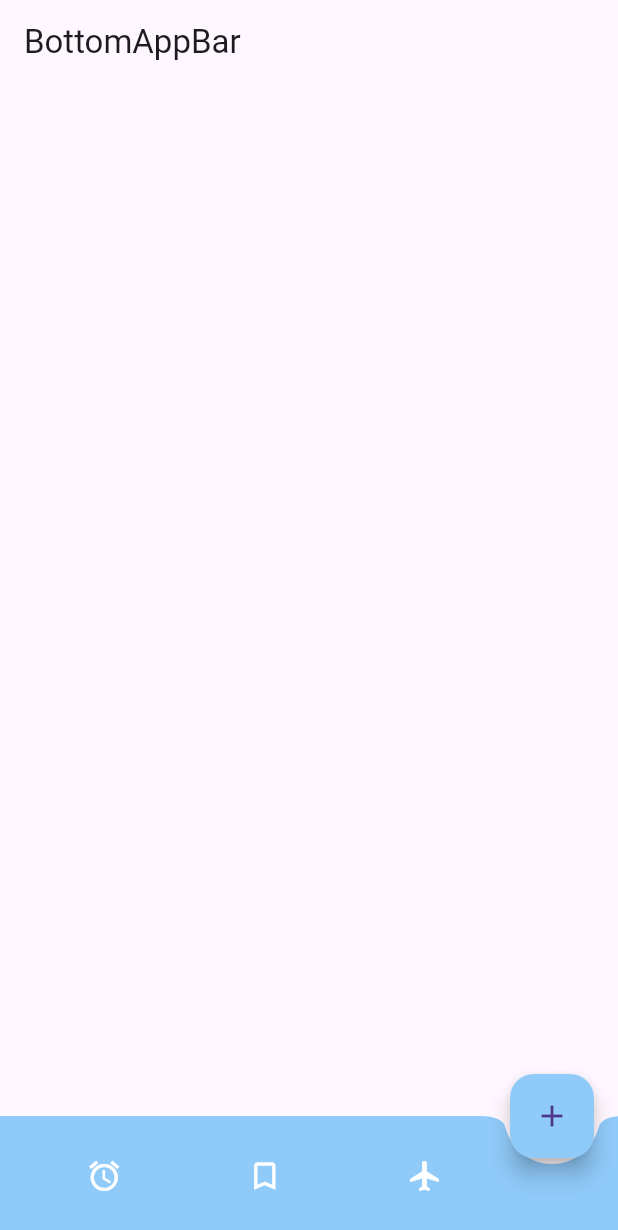
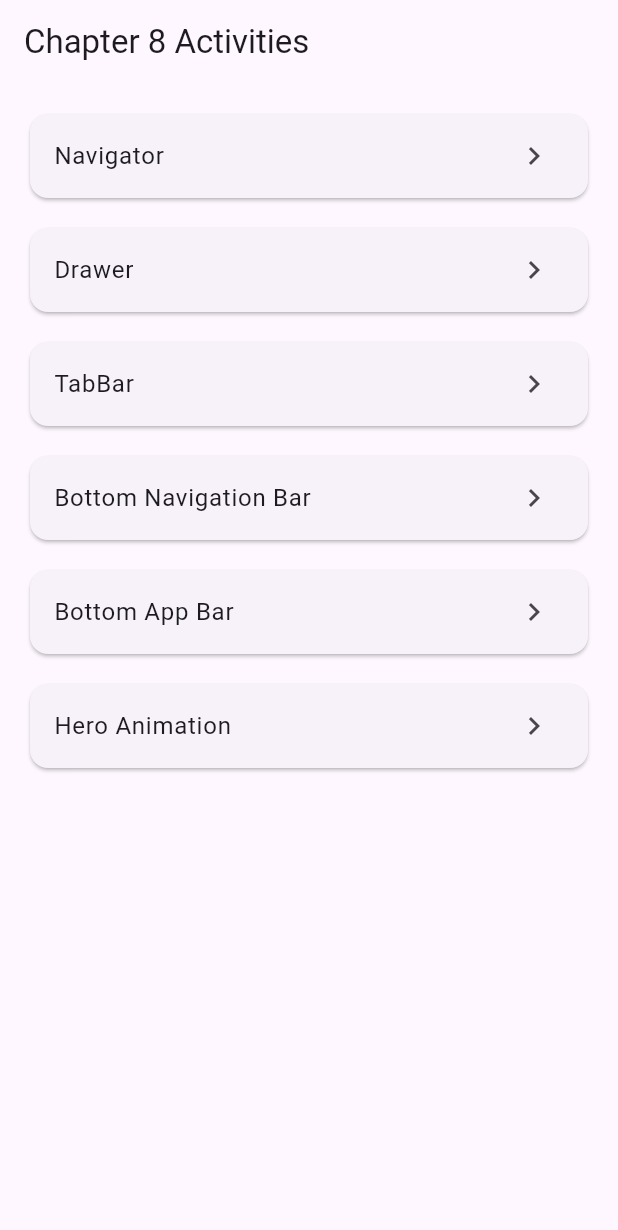
Before and after one commit to baelagare/flutter-activity-chapter8, a Flutter app: the screen it shows after launch, on a phone screen of 412 x 824 dp. Shown: the top 1230 px of the screen. Run offline on Flutter 3.47's test engine with Material 3 defaults, Android fonts, the phone set to English and light mode, and no system bars.

Commit message:
Integrate Chapter 8 activities into one modular Flutter app
Agent-Logs-Url: https://github.com/baelagare/flutter-activity-chapter8/sessions/38488e43-9d46-4906-9bfc-c75df20cb987

Co-authored-by: baelagare <268412433+baelagare@users.noreply.github.com>

```diff
--- /dev/null
+++ b/ch8_bottom_app_bar/lib/app.dart
@@ -0,0 +1,91 @@
+import 'package:flutter/material.dart';
+
+import 'features/bottom_app_bar/presentation/screens/bottom_app_bar_activity_screen.dart';
+import 'features/bottom_navigation/presentation/screens/bottom_navigation_activity_screen.dart';
+import 'features/drawer/presentation/screens/drawer_activity_screen.dart';
+import 'features/hero_animation/presentation/screens/hero_animation_activity_screen.dart';
+import 'features/navigator/presentation/screens/navigator_activity_screen.dart';
+import 'features/tabbar/presentation/screens/tabbar_activity_screen.dart';
+
+class Chapter8ActivitiesApp extends StatelessWidget {
+  const Chapter8ActivitiesApp({super.key});
+
+  @override
+  Widget build(BuildContext context) {
+    return MaterialApp(
+      debugShowCheckedModeBanner: false,
+      title: 'Chapter 8 Activities',
+      theme: ThemeData(primarySwatch: Colors.blue),
+      home: const ActivityMenuScreen(),
+    );
+  }
+}
+
+class ActivityMenuScreen extends StatelessWidget {
+  const ActivityMenuScreen({super.key});
+
+  static final List<_ActivityEntry> _activities = [
+    _ActivityEntry(
+      title: 'Navigator',
+      builder: (_) => const NavigatorActivityScreen(),
+    ),
+    _ActivityEntry(
+      title: 'Drawer',
+      builder: (_) => const DrawerActivityScreen(),
+    ),
+    _ActivityEntry(
+      title: 'TabBar',
+      builder: (_) => const TabBarActivityScreen(),
+    ),
+    _ActivityEntry(
+      title: 'Bottom Navigation Bar',
+      builder: (_) => const BottomNavigationActivityScreen(),
+    ),
+    _ActivityEntry(
+      title: 'Bottom App Bar',
+      builder: (_) => const BottomAppBarActivityScreen(),
+    ),
+    _ActivityEntry(
+      title: 'Hero Animation',
+      builder: (_) => const HeroAnimationActivityScreen(),
+    ),
+  ];
+
+  @override
+  Widget build(BuildContext context) {
+    return Scaffold(
+      appBar: AppBar(title: const Text('Chapter 8 Activities')),
+      body: ListView.separated(
+        itemCount: _activities.length,
+        padding: const EdgeInsets.all(16),
+        separatorBuilder: (_, __) => const SizedBox(height: 12),
+        itemBuilder: (context, index) {
+          final activity = _activities[index];
+          return Card(
+            child: ListTile(
+              key: ValueKey(activity.title),
+              title: Text(activity.title),
+              trailing: const Icon(Icons.chevron_right),
+              onTap: () {
+                Navigator.push(
+                  context,
+                  MaterialPageRoute(builder: activity.builder),
+                );
+              },
+            ),
+          );
+        },
+      ),
+    );
+  }
+}
+
+class _ActivityEntry {
+  const _ActivityEntry({
+    required this.title,
+    required this.builder,
+  });
+
+  final String title;
+  final WidgetBuilder builder;
+}
--- a/ch8_bottom_app_bar/lib/main.dart
+++ b/ch8_bottom_app_bar/lib/main.dart
@@ -1,19 +1,4 @@
 import 'package:flutter/material.dart';
-import 'pages/home.dart';
+import 'app.dart';
 
-void main() => runApp(MyApp());
-
-class MyApp extends StatelessWidget {
-  // This widget is the root of your application.
-  @override
-  Widget build(BuildContext context) {
-    return MaterialApp(
-      debugShowCheckedModeBanner: false,
-      title: 'BottomAppBar',
-      theme: ThemeData(
-        primarySwatch: Colors.blue,
-      ),
-      home: Home(),
-    );
-  }
-}
+void main() => runApp(const Chapter8ActivitiesApp());
```
Also changed, not shown: ch8_bottom_app_bar/lib/features/bottom_app_bar/presentation/screens/bottom_app_bar_activity_screen.dart (added, +43 -0 lines), ch8_bottom_app_bar/lib/features/bottom_navigation/presentation/screens/bottom_navigation_activity_screen.dart (added, +58 -0 lines), ch8_bottom_app_bar/lib/features/drawer/presentation/screens/drawer_activity_screen.dart (added, +106 -0 lines), ch8_bottom_app_bar/lib/features/hero_animation/presentation/screens/hero_animation_activity_screen.dart (added, +54 -0 lines), ch8_bottom_app_bar/lib/features/navigator/presentation/screens/navigator_activity_screen.dart (added, +125 -0 lines), ch8_bottom_app_bar/lib/features/tabbar/presentation/screens/tabbar_activity_screen.dart (added, +66 -0 lines), 2 other files.
